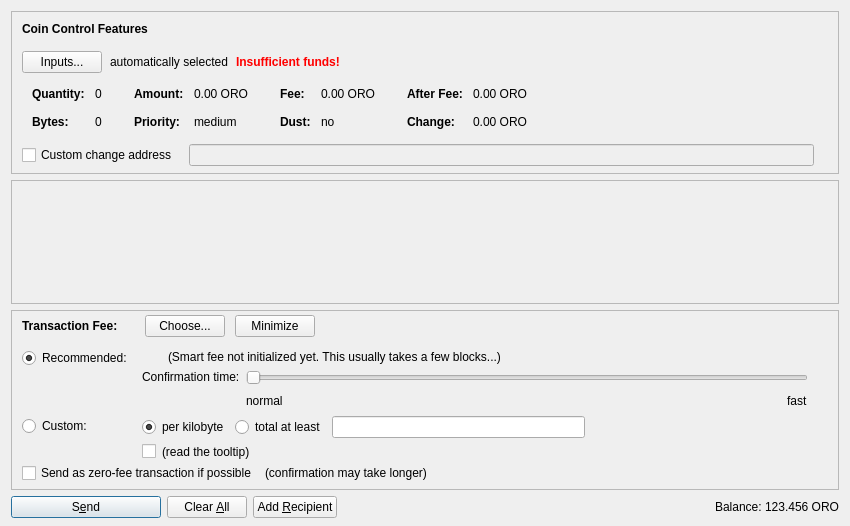
oro-cm/ORO, file src/qt/forms/sendcoinsdialog.ui: the form before one commit.
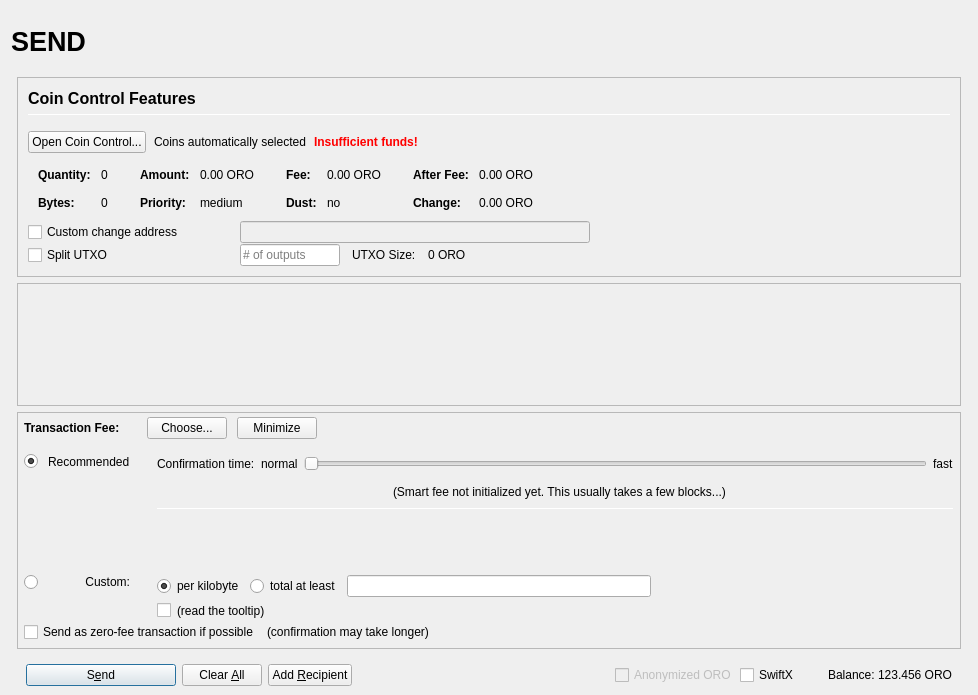
The form after the commit. Icons and pictures are not drawn. Custom widgets are drawn as their Qt base class.

Diff of the .ui file:
```diff
--- a/src/qt/forms/sendcoinsdialog.ui
+++ b/src/qt/forms/sendcoinsdialog.ui
@@ -2,20 +2,155 @@
 <ui version="4.0">
  <class>SendCoinsDialog</class>
  <widget class="QDialog" name="SendCoinsDialog">
+  <property name="enabled">
+   <bool>true</bool>
+  </property>
   <property name="geometry">
    <rect>
     <x>0</x>
     <y>0</y>
-    <width>850</width>
-    <height>526</height>
+    <width>978</width>
+    <height>695</height>
    </rect>
   </property>
   <property name="windowTitle">
    <string>Send Coins</string>
   </property>
-  <layout class="QVBoxLayout" name="verticalLayout" stretch="0,1,0,0">
+  <layout class="QVBoxLayout" name="verticalLayout" stretch="0">
    <property name="bottomMargin">
-    <number>8</number>
+    <number>9</number>
+   </property>
+   <item>
+    <layout class="QVBoxLayout" name="verticalLayout_Master" stretch="0,1">
+     <property name="spacing">
+      <number>0</number>
+     </property>
+     <property name="leftMargin">
+      <number>0</number>
+     </property>
+     <property name="topMargin">
+      <number>0</number>
+     </property>
+     <property name="rightMargin">
+      <number>0</number>
+     </property>
+     <property name="bottomMargin">
+      <number>0</number>
+     </property>
+     <item>
+      <widget class="QFrame" name="frame_Header">
+       <layout class="QVBoxLayout" name="verticalLayout_Header" stretch="0">
+        <property name="leftMargin">
+         <number>0</number>
+        </property>
+        <property name="topMargin">
+         <number>0</number>
+        </property>
+        <property name="rightMargin">
+         <number>0</number>
+        </property>
+        <property name="bottomMargin">
+         <number>0</number>
+        </property>
+        <item>
+         <layout class="QHBoxLayout" name="horizontalLayout_Header" stretch="1,0,1">
+          <property name="spacing">
+           <number>6</number>
+          </property>
+          <item>
+           <widget class="QLabel" name="labelOverviewHeaderLeft">
+            <property name="minimumSize">
+             <size>
+              <width>464</width>
+              <height>60</height>
+             </size>
+            </property>
+            <property name="maximumSize">
+             <size>
+              <width>16777215</width>
+              <height>60</height>
+             </size>
+            </property>
+            <property name="font">
+             <font>
+              <pointsize>20</pointsize>
+              <weight>75</weight>
+              <bold>true</bold>
+             </font>
+            </property>
+            <property name="text">
+             <string>SEND</string>
+            </property>
+            <property name="alignment">
+             <set>Qt::AlignLeading|Qt::AlignLeft|Qt::AlignVCenter</set>
+            </property>
+           </widget>
+          </item>
+          <item>
+           <spacer name="horizontalSpacer_Header">
+            <property name="orientation">
+             <enum>Qt::Horizontal</enum>
+            </property>
+            <property name="sizeHint" stdset="0">
+             <size>
+              <width>40</width>
+              <height>20</height>
+             </size>
+            </property>
+           </spacer>
+          </item>
+          <item>
+           <widget class="QLabel" name="labelOverviewHeaderRight">
+            <property name="minimumSize">
+             <size>
+              <width>464</width>
+              <height>60</height>
+             </size>
+            </property>
+            <property name="maximumSize">
+             <size>
+              <width>16777215</width>
+              <height>60</height>
+             </size>
+            </property>
+            <property name="font">
+             <font>
+              <pointsize>14</pointsize>
+             </font>
+            </property>
+            <property name="text">
+             <string/>
+            </property>
+            <property name="alignment">
+             <set>Qt::AlignRight|Qt::AlignTrailing|Qt::AlignVCenter</set>
+            </property>
+           </widget>
+          </item>
+         </layout>
+        </item>
+       </layout>
+      </widget>
+     </item>
+     <item>
+      <widget class="QFrame" name="frame_BG">
+       <property name="minimumSize">
+        <size>
+         <width>0</width>
+         <height>0</height>
+        </size>
+       </property>
+       <layout class="QVBoxLayout" name="layout_BG" stretch="0,0,0,0">
+        <property name="leftMargin">
+         <number>6</number>
+        </property>
+        <property name="topMargin">
+         <number>6</number>
+        </property>
+        <property name="rightMargin">
+         <number>6</number>
+        </property>
+        <property name="bottomMargin">
+         <number>0</number>
    </property>
    <item>
     <widget class="QFrame" name="frameCoinControl">
@@ -51,12 +186,13 @@
        <number>0</number>
       </property>
       <property name="bottomMargin">
-       <number>6</number>
+            <number>0</number>
       </property>
       <item>
-       <layout class="QVBoxLayout" name="verticalLayoutCoinControl" stretch="0,0,0,0,1">
+            <widget class="QFrame" name="frameCoinControl_BG">
+             <layout class="QVBoxLayout" name="verticalLayoutCoinControl" stretch="0,0,0,0,0,0">
         <property name="spacing">
-         <number>0</number>
+               <number>1</number>
         </property>
         <property name="leftMargin">
          <number>10</number>
@@ -70,6 +206,11 @@
            <number>15</number>
           </property>
           <item>
+                 <layout class="QVBoxLayout" name="verticalLayout_3">
+                  <property name="spacing">
+                   <number>6</number>
+                  </property>
+                  <item>
            <widget class="QLabel" name="labelCoinControlFeatures">
             <property name="sizePolicy">
              <sizepolicy hsizetype="Preferred" vsizetype="Maximum">
@@ -77,8 +218,15 @@
               <verstretch>0</verstretch>
              </sizepolicy>
             </property>
+                    <property name="minimumSize">
+                     <size>
+                      <width>0</width>
+                      <height>20</height>
+                     </size>
+                    </property>
             <property name="font">
              <font>
+                      <pointsize>12</pointsize>
               <weight>75</weight>
               <bold>true</bold>
              </font>
@@ -91,6 +239,27 @@
             </property>
            </widget>
           </item>
+                  <item>
+                   <widget class="Line" name="line">
+                    <property name="minimumSize">
+                     <size>
+                      <width>0</width>
+                      <height>1</height>
+                     </size>
+                    </property>
+                    <property name="maximumSize">
+                     <size>
+                      <width>16777215</width>
+                      <height>1</height>
+                     </size>
+                    </property>
+                    <property name="orientation">
+                     <enum>Qt::Horizontal</enum>
+                    </property>
+                   </widget>
+                  </item>
+                 </layout>
+                </item>
          </layout>
         </item>
         <item>
@@ -107,7 +276,7 @@
              <string notr="true"/>
             </property>
             <property name="text">
-             <string>Inputs...</string>
+                   <string>Open Coin Control...</string>
             </property>
             <property name="autoDefault">
              <bool>false</bool>
@@ -117,7 +286,7 @@
           <item>
            <widget class="QLabel" name="labelCoinControlAutomaticallySelected">
             <property name="text">
-             <string>automatically selected</string>
+                   <string>Coins automatically selected</string>
             </property>
             <property name="margin">
              <number>5</number>
@@ -528,7 +697,7 @@
          </widget>
         </item>
         <item>
-         <layout class="QHBoxLayout" name="horizontalLayoutCoinControl4" stretch="0,0,0">
+               <layout class="QHBoxLayout" name="horizontalLayoutCoinControl4">
           <property name="spacing">
            <number>12</number>
           </property>
@@ -536,13 +705,31 @@
            <enum>QLayout::SetDefaultConstraint</enum>
           </property>
           <property name="topMargin">
-           <number>5</number>
+                 <number>0</number>
           </property>
           <property name="rightMargin">
-           <number>5</number>
+                 <number>0</number>
           </property>
           <item>
            <widget class="QCheckBox" name="checkBoxCoinControlChange">
+                  <property name="sizePolicy">
+                   <sizepolicy hsizetype="Preferred" vsizetype="Preferred">
+                    <horstretch>0</horstretch>
+                    <verstretch>0</verstretch>
+                   </sizepolicy>
+                  </property>
+                  <property name="minimumSize">
+                   <size>
+                    <width>200</width>
+                    <height>0</height>
+                   </size>
+                  </property>
+                  <property name="maximumSize">
+                   <size>
+                    <width>200</width>
+                    <height>16777215</height>
+                   </size>
+                  </property>
             <property name="toolTip">
              <string>If this is activated, but the change address is empty or invalid, change will be sent to a newly generated address.</string>
             </property>
@@ -557,24 +744,30 @@
              <bool>false</bool>
             </property>
             <property name="sizePolicy">
-             <sizepolicy hsizetype="Expanding" vsizetype="Fixed">
+                   <sizepolicy hsizetype="Preferred" vsizetype="Preferred">
               <horstretch>0</horstretch>
               <verstretch>0</verstretch>
              </sizepolicy>
             </property>
+                  <property name="minimumSize">
+                   <size>
+                    <width>300</width>
+                    <height>0</height>
+                   </size>
+                  </property>
            </widget>
           </item>
           <item>
            <widget class="QLabel" name="labelCoinControlChangeLabel">
             <property name="sizePolicy">
-             <sizepolicy hsizetype="Preferred" vsizetype="Expanding">
+                   <sizepolicy hsizetype="Preferred" vsizetype="Preferred">
               <horstretch>0</horstretch>
               <verstretch>0</verstretch>
              </sizepolicy>
             </property>
             <property name="minimumSize">
              <size>
-              <width>0</width>
+                    <width>100</width>
               <height>0</height>
              </size>
             </property>
@@ -588,6 +781,93 @@
           </item>
          </layout>
         </item>
+              <item>
+               <layout class="QHBoxLayout" name="horizontalLayoutCoinControl6">
+                <property name="spacing">
+                 <number>12</number>
+                </property>
+                <property name="rightMargin">
+                 <number>0</number>
+                </property>
+                <item>
+                 <widget class="QCheckBox" name="splitBlockCheckBox">
+                  <property name="sizePolicy">
+                   <sizepolicy hsizetype="Preferred" vsizetype="Preferred">
+                    <horstretch>0</horstretch>
+                    <verstretch>0</verstretch>
+                   </sizepolicy>
+                  </property>
+                  <property name="minimumSize">
+                   <size>
+                    <width>200</width>
+                    <height>0</height>
+                   </size>
+                  </property>
+                  <property name="maximumSize">
+                   <size>
+                    <width>200</width>
+                    <height>16777215</height>
+                   </size>
+                  </property>
+                  <property name="text">
+                   <string>Split UTXO</string>
+                  </property>
+                 </widget>
+                </item>
+                <item>
+                 <widget class="QLineEdit" name="splitBlockLineEdit">
+                  <property name="sizePolicy">
+                   <sizepolicy hsizetype="Preferred" vsizetype="Preferred">
+                    <horstretch>50</horstretch>
+                    <verstretch>0</verstretch>
+                   </sizepolicy>
+                  </property>
+                  <property name="minimumSize">
+                   <size>
+                    <width>100</width>
+                    <height>0</height>
+                   </size>
+                  </property>
+                  <property name="maximumSize">
+                   <size>
+                    <width>100</width>
+                    <height>16777215</height>
+                   </size>
+                  </property>
+                  <property name="placeholderText">
+                   <string># of outputs</string>
+                  </property>
+                 </widget>
+                </item>
+                <item>
+                 <widget class="QLabel" name="labelBlockSizeText">
+                  <property name="text">
+                   <string>UTXO Size:</string>
+                  </property>
+                 </widget>
+                </item>
+                <item>
+                 <widget class="QLabel" name="labelBlockSize">
+                  <property name="text">
+                   <string>0 ORO</string>
+                  </property>
+                 </widget>
+                </item>
+                <item>
+                 <spacer name="horizontalSpacer_7">
+                  <property name="orientation">
+                   <enum>Qt::Horizontal</enum>
+                  </property>
+                  <property name="sizeHint" stdset="0">
+                   <size>
+                    <width>40</width>
+                    <height>20</height>
+                   </size>
+                  </property>
+                 </spacer>
+                </item>
+               </layout>
+              </item>
         <item>
          <spacer name="verticalSpacerCoinControl">
           <property name="orientation">
@@ -602,6 +882,7 @@
          </spacer>
         </item>
        </layout>
+            </widget>
       </item>
      </layout>
     </widget>
@@ -616,7 +897,7 @@
        <rect>
         <x>0</x>
         <y>0</y>
-        <width>830</width>
+             <width>944</width>
         <height>68</height>
        </rect>
       </property>
@@ -699,11 +980,14 @@
          <number>0</number>
         </property>
         <property name="leftMargin">
-         <number>10</number>
+              <number>6</number>
         </property>
         <property name="topMargin">
          <number>0</number>
         </property>
+             <property name="rightMargin">
+              <number>6</number>
+             </property>
         <item>
          <layout class="QHBoxLayout" name="horizontalLayoutFee1">
           <property name="bottomMargin">
@@ -845,7 +1129,61 @@
              <property name="verticalSpacing">
               <number>4</number>
              </property>
-             <item row="1" column="1">
+                  <item row="2" column="0">
+                   <layout class="QVBoxLayout" name="verticalLayoutFee4" stretch="0">
+                    <item>
+                     <spacer name="verticalSpacer_2">
+                      <property name="orientation">
+                       <enum>Qt::Vertical</enum>
+                      </property>
+                      <property name="sizeHint" stdset="0">
+                       <size>
+                        <width>1</width>
+                        <height>1</height>
+                       </size>
+                      </property>
+                     </spacer>
+                    </item>
+                   </layout>
+                  </item>
+                  <item row="3" column="0">
+                   <layout class="QVBoxLayout" name="verticalLayoutFee9" stretch="0,1">
+                    <item>
+                     <widget class="QRadioButton" name="radioCustomFee">
+                      <property name="text">
+                       <string/>
+                      </property>
+                      <attribute name="buttonGroup">
+                       <string notr="true">groupFee</string>
+                      </attribute>
+                     </widget>
+                    </item>
+                    <item>
+                     <spacer name="verticalSpacer_6">
+                      <property name="orientation">
+                       <enum>Qt::Vertical</enum>
+                      </property>
+                      <property name="sizeHint" stdset="0">
+                       <size>
+                        <width>1</width>
+                        <height>1</height>
+                       </size>
+                      </property>
+                     </spacer>
+                    </item>
+                   </layout>
+                  </item>
+                  <item row="3" column="1">
+                   <widget class="QLabel" name="labelCustomFee">
+                    <property name="text">
+                     <string>Custom:</string>
+                    </property>
+                    <property name="alignment">
+                     <set>Qt::AlignRight|Qt::AlignTop|Qt::AlignTrailing</set>
+                    </property>
+                   </widget>
+                  </item>
+                  <item row="3" column="4">
               <layout class="QVBoxLayout" name="verticalLayoutFee8">
                <property name="spacing">
                 <number>6</number>
@@ -944,120 +1282,27 @@
                </item>
               </layout>
              </item>
-             <item row="0" column="0">
-              <layout class="QVBoxLayout" name="verticalLayoutFee4" stretch="0,1">
-               <item>
-                <widget class="QRadioButton" name="radioSmartFee">
+                  <item row="1" column="1">
+                   <widget class="QLabel" name="labelSmartFee_2">
                  <property name="text">
-                  <string>Recommended:</string>
-                 </property>
-                 <property name="checked">
-                  <bool>true</bool>
-                 </property>
-                 <attribute name="buttonGroup">
-                  <string notr="true">groupFee</string>
-                 </attribute>
-                </widget>
-               </item>
-               <item>
-                <spacer name="verticalSpacer_2">
-                 <property name="orientation">
-                  <enum>Qt::Vertical</enum>
-                 </property>
-                 <property name="sizeHint" stdset="0">
-                  <size>
-                   <width>1</width>
-                   <height>1</height>
-                  </size>
-                 </property>
-                </spacer>
-               </item>
-              </layout>
-             </item>
-             <item row="1" column="0">
-              <layout class="QVBoxLayout" name="verticalLayoutFee9" stretch="0,1">
-               <item>
-                <widget class="QRadioButton" name="radioCustomFee">
-                 <property name="text">
-                  <string>Custom:</string>
-                 </property>
-                 <attribute name="buttonGroup">
-                  <string notr="true">groupFee</string>
-                 </attribute>
-                </widget>
-               </item>
-               <item>
-                <spacer name="verticalSpacer_6">
-                 <property name="orientation">
-                  <enum>Qt::Vertical</enum>
-                 </property>
-                 <property name="sizeHint" stdset="0">
-                  <size>
-                   <width>1</width>
-                   <height>1</height>
-                  </size>
-                 </property>
-                </spacer>
-               </item>
-              </layout>
-             </item>
-             <item row="0" column="1">
-              <layout class="QVBoxLayout" name="verticalLayoutFee3" stretch="0,0,1">
+                     <string>Recommended</string>
+                    </property>
+                   </widget>
+                  </item>
+                  <item row="0" column="4" rowspan="3">
+                   <layout class="QVBoxLayout" name="verticalLayoutFee3" stretch="0,0,0,0,1,0">
                <property name="spacing">
                 <number>6</number>
                </property>
                <property name="topMargin">
                 <number>2</number>
                </property>
-               <item>
-                <layout class="QHBoxLayout" name="horizontalLayoutFee12">
-                 <item>
-                  <widget class="QLabel" name="labelSmartFee">
-                   <property name="text">
-                    <string/>
-                   </property>
-                   <property name="margin">
-                    <number>2</number>
-                   </property>
-                  </widget>
-                 </item>
-                 <item>
-                  <widget class="QLabel" name="labelFeeEstimation">
-                   <property name="text">
-                    <string/>
-                   </property>
-                  </widget>
-                 </item>
-                 <item>
-                  <widget class="QLabel" name="labelSmartFee2">
-                   <property name="text">
-                    <string>(Smart fee not initialized yet. This usually takes a few blocks...)</string>
-                   </property>
-                   <property name="margin">
-                    <number>2</number>
-                   </property>
-                  </widget>
-                 </item>
-                 <item>
-                  <spacer name="horizontalSpacer_5">
-                   <property name="orientation">
-                    <enum>Qt::Horizontal</enum>
-                   </property>
-                   <property name="sizeHint" stdset="0">
-                    <size>
-                     <width>1</width>
-                     <height>1</height>
-                    </size>
-                   </property>
-                  </spacer>
-                 </item>
-                </layout>
-               </item>
+                    <property name="bottomMargin">
+                     <number>20</number>
+                    </property>
                <item>
                 <layout class="QHBoxLayout" name="horizontalLayoutFee9">
                  <item>
-                  <layout class="QVBoxLayout" name="verticalLayoutFee6">
-                   <item>
                     <widget class="QLabel" name="labelSmartFee3">
                      <property name="text">
                       <string>Confirmation time:</string>
@@ -1068,27 +1313,23 @@
                     </widget>
                    </item>
                    <item>
-                    <spacer name="verticalSpacer_3">
-                     <property name="orientation">
-                      <enum>Qt::Vertical</enum>
-                     </property>
-                     <property name="sizeHint" stdset="0">
-                      <size>
-                       <width>1</width>
-                       <height>1</height>
-                      </size>
-                     </property>
-                    </spacer>
-                   </item>
-                  </layout>
-                 </item>
-                 <item>
-                  <layout class="QVBoxLayout" name="verticalLayoutFee5">
-                   <property name="rightMargin">
-                    <number>30</number>
-                   </property>
+                       <widget class="QLabel" name="labelSmartFeeNormal">
+                        <property name="text">
+                         <string>normal</string>
+                        </property>
+                        <property name="margin">
+                         <number>2</number>
+                        </property>
+                       </widget>
+                      </item>
                    <item>
                     <widget class="QSlider" name="sliderSmartFee">
+                        <property name="minimumSize">
+                         <size>
+                          <width>0</width>
+                          <height>24</height>
+                         </size>
+                        </property>
                      <property name="minimum">
                       <number>0</number>
                      </property>
@@ -1116,28 +1357,6 @@
                     </widget>
                    </item>
                    <item>
-                    <layout class="QHBoxLayout" name="horizontalLayoutFee10">
-                     <item>
-                      <widget class="QLabel" name="labelSmartFeeNormal">
-                       <property name="text">
-                        <string>normal</string>
-                       </property>
-                      </widget>
-                     </item>
-                     <item>
-                      <spacer name="horizontalSpacer_3">
-                       <property name="orientation">
-                        <enum>Qt::Horizontal</enum>
-                       </property>
-                       <property name="sizeHint" stdset="0">
-                        <size>
-                         <width>40</width>
-                         <height>20</height>
-                        </size>
-                       </property>
-                      </spacer>
-                     </item>
-                     <item>
                       <widget class="QLabel" name="labelSmartFeeFast">
                        <property name="text">
                         <string>fast</string>
@@ -1146,7 +1365,101 @@
                      </item>
                     </layout>
                    </item>
-                  </layout>
+                    <item>
+                     <layout class="QHBoxLayout" name="horizontalLayout_recommended_texts">
+                      <property name="spacing">
+                       <number>0</number>
+                      </property>
+                      <item>
+                       <spacer name="horizontalSpacer_8">
+                        <property name="orientation">
+                         <enum>Qt::Horizontal</enum>
+                        </property>
+                        <property name="sizeHint" stdset="0">
+                         <size>
+                          <width>40</width>
+                          <height>20</height>
+                         </size>
+                        </property>
+                       </spacer>
+                      </item>
+                      <item>
+                       <widget class="QLabel" name="labelFeeEstimation">
+                        <property name="text">
+                         <string/>
+                        </property>
+                        <property name="margin">
+                         <number>2</number>
+                        </property>
+                       </widget>
+                      </item>
+                      <item>
+                       <widget class="QLabel" name="labelSmartFee2">
+                        <property name="text">
+                         <string>(Smart fee not initialized yet. This usually takes a few blocks...)</string>
+                        </property>
+                        <property name="alignment">
+                         <set>Qt::AlignLeading|Qt::AlignLeft|Qt::AlignVCenter</set>
+                        </property>
+                        <property name="wordWrap">
+                         <bool>false</bool>
+                        </property>
+                        <property name="margin">
+                         <number>2</number>
+                        </property>
+                        <property name="indent">
+                         <number>-1</number>
+                        </property>
+                       </widget>
+                      </item>
+                      <item>
+                       <spacer name="horizontalSpacer_3">
+                        <property name="orientation">
+                         <enum>Qt::Horizontal</enum>
+                        </property>
+                        <property name="sizeHint" stdset="0">
+                         <size>
+                          <width>40</width>
+                          <height>20</height>
+                         </size>
+                        </property>
+                       </spacer>
+                      </item>
+                     </layout>
+                    </item>
+                    <item>
+                     <widget class="Line" name="line_2">
+                      <property name="minimumSize">
+                       <size>
+                        <width>0</width>
+                        <height>1</height>
+                       </size>
+                      </property>
+                      <property name="maximumSize">
+                       <size>
+                        <width>16777215</width>
+                        <height>1</height>
+                       </size>
+                      </property>
+                      <property name="orientation">
+                       <enum>Qt::Horizontal</enum>
+                      </property>
+                     </widget>
+                    </item>
+                    <item>
+                     <layout class="QHBoxLayout" name="horizontalLayoutFee12">
+                      <item>
+                       <spacer name="horizontalSpacer_5">
+                        <property name="orientation">
+                         <enum>Qt::Horizontal</enum>
+                        </property>
+                        <property name="sizeHint" stdset="0">
+                         <size>
+                          <width>1</width>
+                          <height>1</height>
+                         </size>
+                        </property>
+                       </spacer>
                  </item>
                 </layout>
                </item>
@@ -1163,8 +1476,44 @@
                  </property>
                 </spacer>
                </item>
-              </layout>
-             </item>
+                    <item>
+                     <spacer name="verticalSpacer_3">
+                      <property name="orientation">
+                       <enum>Qt::Vertical</enum>
+                      </property>
+                      <property name="sizeHint" stdset="0">
+                       <size>
+                        <width>20</width>
+                        <height>40</height>
+                       </size>
+                      </property>
+                     </spacer>
+                    </item>
+                   </layout>
+                  </item>
+                  <item row="1" column="2">
+                   <widget class="QLabel" name="labelSmartFee">
+                    <property name="text">
+                     <string/>
+                    </property>
+                    <property name="margin">
+                     <number>2</number>
+                    </property>
+                   </widget>
+                  </item>
+                  <item row="1" column="0">
+                   <widget class="QRadioButton" name="radioSmartFee">
+                    <property name="text">
+                     <string/>
+                    </property>
+                    <property name="checked">
+                     <bool>true</bool>
+                    </property>
+                    <attribute name="buttonGroup">
+                     <string notr="true">groupFee</string>
+                    </attribute>
+                   </widget>
+                  </item>
             </layout>
            </item>
            <item>
@@ -1242,7 +1591,11 @@
     </widget>
    </item>
    <item>
+         <widget class="QFrame" name="frame_Send">
     <layout class="QHBoxLayout" name="horizontalLayout">
+           <property name="bottomMargin">
+            <number>0</number>
+           </property>
      <item>
       <widget class="QPushButton" name="sendButton">
        <property name="minimumSize">
@@ -1327,14 +1680,34 @@
        <property name="spacing">
         <number>3</number>
        </property>
+             <item>
+              <widget class="QCheckBox" name="checkzORO">
+               <property name="enabled">
+                <bool>false</bool>
+               </property>
+               <property name="text">
+                <string>Anonymized ORO</string>
+               </property>
+              </widget>
+             </item>
+             <item>
+              <widget class="QCheckBox" name="checkSwiftTX">
+               <property name="enabled">
+                <bool>true</bool>
+               </property>
+               <property name="minimumSize">
+                <size>
+                 <width>85</width>
+                 <height>0</height>
+                </size>
+               </property>
+               <property name="text">
+                <string>SwiftX</string>
+               </property>
+              </widget>
+             </item>
        <item>
         <widget class="QLabel" name="label">
-         <property name="sizePolicy">
-          <sizepolicy hsizetype="Preferred" vsizetype="Fixed">
-           <horstretch>0</horstretch>
-           <verstretch>0</verstretch>
-          </sizepolicy>
-         </property>
          <property name="text">
           <string>Balance:</string>
          </property>
@@ -1362,6 +1735,12 @@
       </layout>
      </item>
     </layout>
+         </widget>
+        </item>
+       </layout>
+      </widget>
+     </item>
+    </layout>
    </item>
   </layout>
  </widget>
```
Left out of the diff: 24 changed lines with no effect on the pictures. Lines whose indentation alone changed are shown as unchanged.
